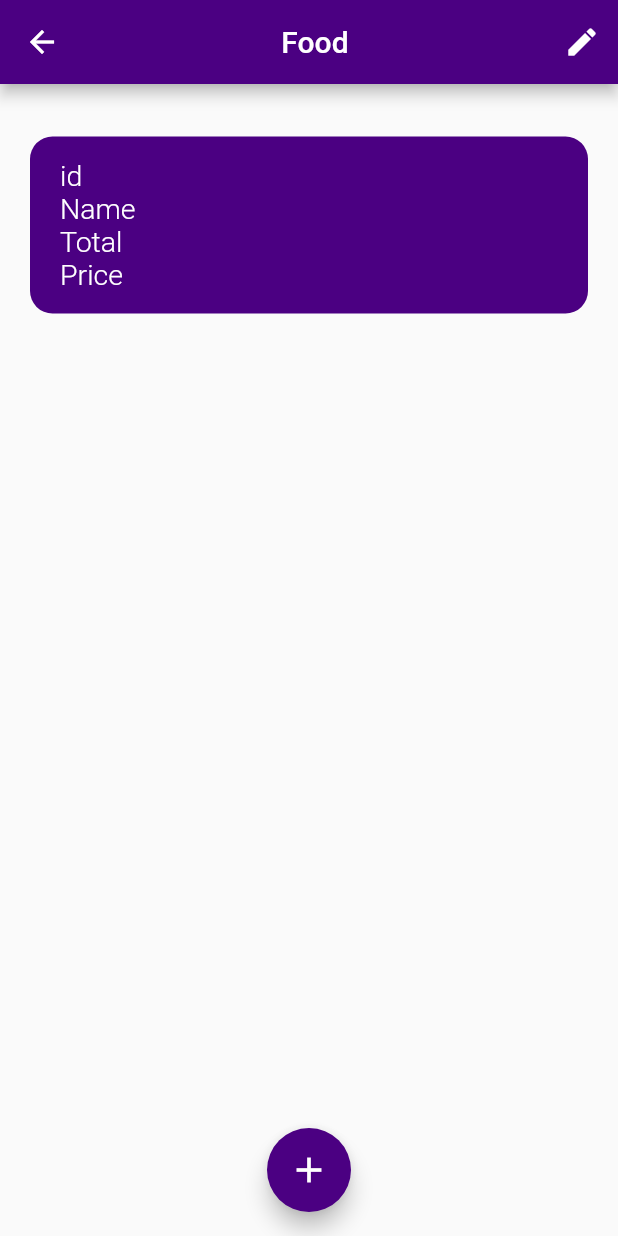
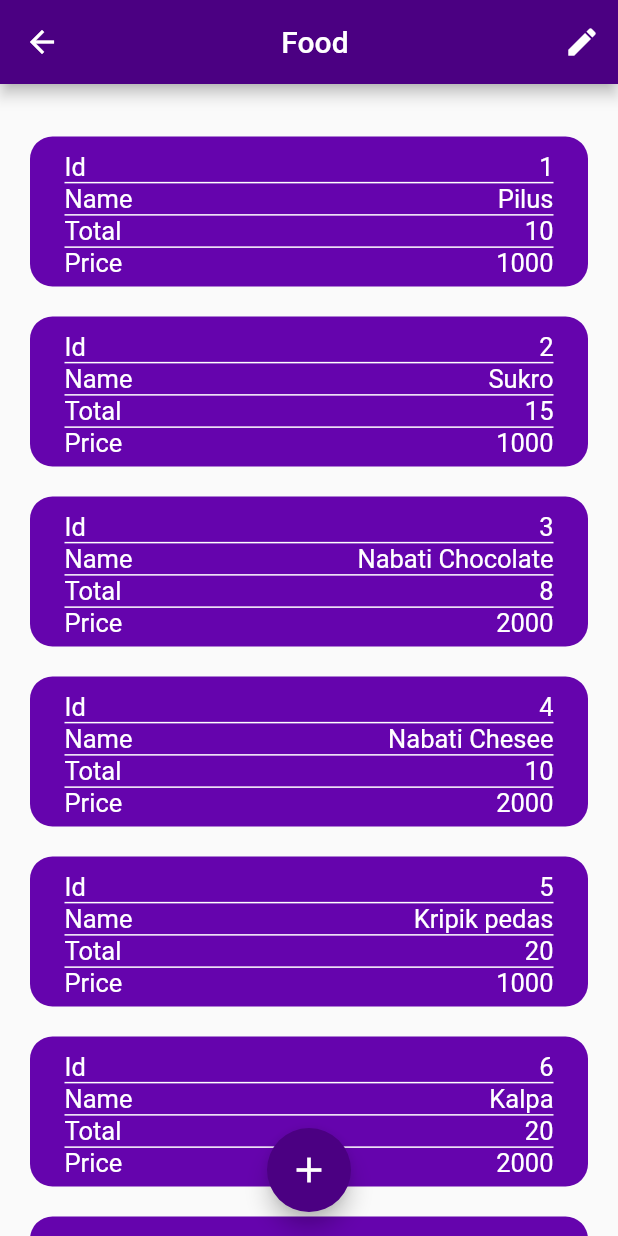
Before and after one commit to al-chakim/metlin, a Flutter app: the HomePage screen opened directly, after a tap on "Food", on a phone screen of 412 x 824 dp. Run offline on Flutter 3.47's test engine with Material 2 defaults, Android fonts, the phone set to English and light mode, and no system bars.

Commit message:
ngikutin cara ka dimas dan berhasil

```diff
--- /dev/null
+++ b/simpan_app/lib/addData.dart
@@ -0,0 +1,17 @@
+import 'package:flutter/material.dart';
+
+class data extends StatefulWidget {
+  const data({ Key? key }) : super(key: key);
+
+  @override
+  State<data> createState() => _dataState();
+}
+
+class _dataState extends State<data> {
+  @override
+  Widget build(BuildContext context) {
+    return Scaffold(
+
+    );
+  }
+}
--- a/simpan_app/lib/food.dart
+++ b/simpan_app/lib/food.dart
@@ -1,4 +1,5 @@
 import 'package:flutter/material.dart';
+import 'package:simpan_app/addData.dart';
 import 'package:simpan_app/theme.dart';
 
 class foof extends StatefulWidget {
@@ -66,9 +67,51 @@ class _foofState extends State<foof> {
             //     ),
             //   ],
             // ),
-            Container(
-              // width: 400,
-              // height: 55,
+            Data(id: 'Id', kunci: '1', name: 'Name', nama: 'Pilus', total: 'Total', jumlah: '10', price: 'Price', harga: '1000', press: () {},),
+            Data(id: 'Id', kunci: '2', name: 'Name', nama: 'Sukro', total: 'Total', jumlah: '15', price: 'Price', harga: '1000', press: () {},),
+            Data(id: 'Id', kunci: '3', name: 'Name', nama: 'Nabati Chocolate', total: 'Total', jumlah: '8', price: 'Price', harga: '2000', press: () {},),
+            Data(id: 'Id', kunci: '4', name: 'Name', nama: 'Nabati Chesee', total: 'Total', jumlah: '10', price: 'Price', harga: '2000', press: () {},),
+            Data(id: 'Id', kunci: '5', name: 'Name', nama: 'Kripik pedas', total: 'Total', jumlah: '20', price: 'Price', harga: '1000', press: () {},),
+            Data(id: 'Id', kunci: '6', name: 'Name', nama: 'Kalpa', total: 'Total', jumlah: '20', price: 'Price', harga: '2000', press: () {},),
+            Data(id: 'Id', kunci: '7', name: 'Name', nama: 'Fullo Chocolate', total: 'Total', jumlah: '10', price: 'Price', harga: '1000', press: () {},),
+            SizedBox(height: 40,)
+          ]
+        )
+      ),
+    );
+  }
+}
+
+class Data extends StatelessWidget {
+
+  final String id;
+  final String name;
+  final String total;
+  final String price;
+  final VoidCallback press;
+  final String kunci;
+  final String nama;
+  final String jumlah;
+  final String harga;
+
+  const Data({
+    Key? key,
+    required this.id,
+    required this.name,
+    required this.total,
+    required this.price,
+    required this.press,
+    required this.kunci,
+    required this.nama,
+    required this.jumlah,
+    required this.harga,
+  }) : super(key: key);
+
+  @override
+  Widget build(BuildContext context) {
+    return Container(
+      width: 400,
+      height: 100,
       margin: EdgeInsets.only(
         left: 20,
         right: 20,
@@ -76,56 +119,103 @@ class _foofState extends State<foof> {
         bottom: 5
       ),
       padding: EdgeInsets.only(
-                left: 20,
-                right: 20,
-                top: 15,
-                bottom: 15
+        left: 23,
+        right: 23,
+        // top: 15,
+        // bottom: 15
       ),
       decoration: BoxDecoration(
-                color: Color(0xff4B0082),
+        color: Color(0xff6504AD),
         borderRadius: BorderRadius.circular(15)
       ),
+      child: Material(
+        color: Colors.transparent,
+        child: InkWell(
+          borderRadius: BorderRadius.circular(10),
+          onTap: press,
+          child: Padding(
+            padding: const EdgeInsets.only(top: 10),
             child: Column(
               children: [
                 Row(
+                  mainAxisAlignment: MainAxisAlignment.spaceBetween,
                   children: [
                     Text(
-                        'id',
+                      id,
+                      style: huruf5,
+                    ),
+                    Text(
+                      kunci,
+                      style: huruf5,
+                    )
+                  ],
+                ),
+                Divider(
+                  thickness: 1,
+                  height: 1.5,
+                  indent: 0,
+                  endIndent: 0,
+                  color: Colors.white,
+                ),
+                Row(
+                  mainAxisAlignment: MainAxisAlignment.spaceBetween,
+                  children: [
+                    Text(
+                      name,
+                      style: huruf5,
+                    ),
+                    Text(
+                      nama,
                       style: huruf5,
                     ),
                   ],
                 ),
+                Divider(
+                  thickness: 1,
+                  height: 1.5,
+                  indent: 0,
+                  endIndent: 0,
+                  color: Colors.white,
+                ),
                 Row(
+                  mainAxisAlignment: MainAxisAlignment.spaceBetween,
                   children: [
                     Text(
-                        'Name',
+                      total,
+                      style: huruf5,
+                    ),
+                    Text(
+                      jumlah,
                       style: huruf5,
                     ),
                   ],
                 ),
+                Divider(
+                  thickness: 1,
+                  height: 1.5,
+                  indent: 0,
+                  endIndent: 0,
+                  color: Colors.white,
+                ),
                 Row(
+                  mainAxisAlignment: MainAxisAlignment.spaceBetween,
                   children: [
                     Text(
-                        'Total',
+                      price,
                       style: huruf5,
                     ),
-                    ],
-                  ),
-                  Row(
-                    children: [
                     Text(
-                        'Price',
+                      harga,
                       style: huruf5,
                     ),
                   ],
                 ),
               ],
+            ),
+          ),
+        ),
       )
 
-            ),
-          ]
-        )
-      ),
     );
   }
 }
--- a/simpan_app/lib/home.dart
+++ b/simpan_app/lib/home.dart
@@ -1,5 +1,5 @@
 import 'package:flutter/material.dart';
-import 'package:simpan_app/add.dart';
+import 'package:simpan_app/addCategory.dart';
 import 'package:simpan_app/food.dart';
 import 'package:simpan_app/theme.dart';
 
@@ -89,13 +89,16 @@ class _HomePageState extends State<HomePage> {
               Option(
                 title: "Drink",
                 press: () {
-                  Navigator.push(context, MaterialPageRoute(
-                    builder: (context) {
-                      return foof();
-                    },
-                  ));
+                  // Navigator.push(context, MaterialPageRoute(
+                  //   builder: (context) {
+                  //     return foof();
+                  //   },
+                  // ));
                 },
               ),
+              Option(title: 'Soap', press: () {}),
+              Option(title: 'Groceries', press: () {}),
+              Option(title: 'More data', press: () {})
 
               // option(0, 'Food'),
               // option(1, 'Drink'),
@@ -341,10 +344,19 @@ class Option extends StatelessWidget {
   Widget build(BuildContext context) {
     return GestureDetector(
       child: Container(
-        padding: EdgeInsets.only(left: 23, top: 15, bottom: 15, right: 23),
+        padding: EdgeInsets.only(
+          left: 23,
+          // top: 15,
+          // bottom: 15,
+          right: 23
+        ),
         margin: EdgeInsets.only(left: 25, right: 25, top: 15, bottom: 5),
+        height: 58,
+        width: 400,
         decoration: BoxDecoration(
-            color: Color(0xff4B0082), borderRadius: BorderRadius.circular(15)),
+          color: Color(0xff6504AD),
+          borderRadius: BorderRadius.circular(15)
+        ),
         child: Material(
           color: Colors.transparent,
           child: InkWell(
@@ -359,14 +371,6 @@ class Option extends StatelessWidget {
                 ),
                 SizedBox(width: 13),
                 Text(title, style: huruf2),
-                // IconButton(
-                //   onPressed: (){},
-                //   icon: Icon(
-                //     Icons.more_vert,
-                //     size: 28,
-                //     color: dua,
-                //   )
-                // ),
               ],
             ),
           ),
--- a/simpan_app/lib/theme.dart
+++ b/simpan_app/lib/theme.dart
@@ -29,6 +29,6 @@ TextStyle huruf4 = TextStyle(
 
 TextStyle huruf5 = TextStyle(
   color: dua,
-  fontSize: 19,
-  fontWeight: FontWeight.w300
+  fontSize: 17,
+  fontWeight: FontWeight.w400
 );
```
Also changed, not shown: simpan_app/lib/addCategory.dart (renamed from simpan_app/lib/add.dart). Lines whose indentation alone changed are shown as unchanged.
